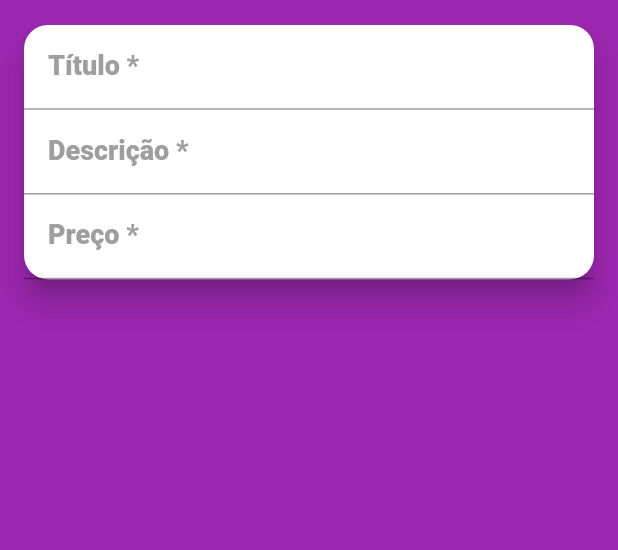
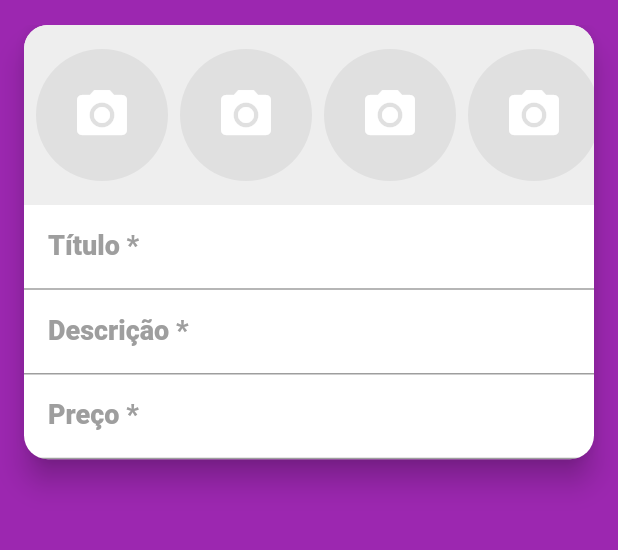
Before and after one commit to scorpaust/xlo_spark, a Flutter app: the screen it shows after launch, swiped to page 2, on a phone screen of 412 x 824 dp, the part 59-609 px from its top. Run offline on Flutter 3.47's test engine with Material 2 defaults, Android fonts, the phone set to English and light mode, and no system bars; our stand-ins replace flutter_mobx, get_it, image_picker, mobx, parse_server_sdk_flutter; missing offline and left inert: connectivity_plus_web, image_picker_for_web, package_info_plus_web, shared_preferences_web; generated files the repository leaves out were written again.

Commit message:
Campo de seleção de imagens

```diff
--- a/lib/generated_plugin_registrant.dart
+++ b/lib/generated_plugin_registrant.dart
@@ -6,6 +6,7 @@
 // ignore_for_file: lines_longer_than_80_chars
 
 import 'package:connectivity_plus_web/connectivity_plus_web.dart';
+import 'package:image_picker_for_web/image_picker_for_web.dart';
 import 'package:package_info_plus_web/package_info_plus_web.dart';
 import 'package:shared_preferences_web/shared_preferences_web.dart';
 
@@ -14,6 +15,7 @@ import 'package:flutter_web_plugins/flutter_web_plugins.dart';
 // ignore: public_member_api_docs
 void registerPlugins(Registrar registrar) {
   ConnectivityPlusPlugin.registerWith(registrar);
+  ImagePickerPlugin.registerWith(registrar);
   PackageInfoPlugin.registerWith(registrar);
   SharedPreferencesPlugin.registerWith(registrar);
   registrar.registerMessageHandler();
--- /dev/null
+++ b/lib/screens/create/components/images_field.dart
@@ -0,0 +1,51 @@
+import 'dart:io';
+
+import 'package:flutter/cupertino.dart';
+import 'package:flutter/material.dart';
+import 'package:xlo_spark/screens/create/components/image_source_modal.dart';
+
+class ImagesField extends StatelessWidget {
+  const ImagesField({Key? key}) : super(key: key);
+
+  @override
+  Widget build(BuildContext context) {
+    return Container(
+      color: Colors.grey[200],
+      height: 120,
+      child: ListView.builder(
+        scrollDirection: Axis.horizontal,
+        itemCount: 5,
+        itemBuilder: (_, index) {
+          return Padding(
+            padding: const EdgeInsets.fromLTRB(8, 8, 0, 8),
+            child: GestureDetector(
+              onTap: () {
+                if (Platform.isAndroid) {
+                  showModalBottomSheet(
+                      context: context, builder: (_) => ImageSourceModal());
+                } else {
+                  showCupertinoModalPopup(
+                      context: context, builder: (_) => ImageSourceModal());
+                }
+              },
+              child: CircleAvatar(
+                radius: 44,
+                backgroundColor: Colors.grey[300],
+                child: Column(
+                  mainAxisAlignment: MainAxisAlignment.center,
+                  children: const [
+                    Icon(
+                      Icons.camera_alt,
+                      size: 40,
+                      color: Colors.white,
+                    ),
+                  ],
+                ),
+              ),
+            ),
+          );
+        },
+      ),
+    );
+  }
+}
--- a/lib/screens/create/create_screen.dart
+++ b/lib/screens/create/create_screen.dart
@@ -1,6 +1,8 @@
 import 'package:flutter/material.dart';
 import 'package:flutter/services.dart';
 import 'package:xlo_spark/components/custom_drawer/custom_drawer.dart';
+
+import 'components/images_field.dart';
 
 class CreateScreen extends StatelessWidget {
   @override
@@ -20,11 +22,13 @@ class CreateScreen extends StatelessWidget {
         centerTitle: true,
       ),
       body: Card(
+          clipBehavior: Clip.antiAlias,
           margin: const EdgeInsets.symmetric(horizontal: 16),
           elevation: 8,
           shape:
               RoundedRectangleBorder(borderRadius: BorderRadius.circular(16)),
           child: Column(mainAxisSize: MainAxisSize.min, children: [
+            const ImagesField(),
             TextFormField(
               decoration: const InputDecoration(
                 labelText: 'Título *',
--- a/pubspec.yaml
+++ b/pubspec.yaml
@@ -38,6 +38,7 @@ dependencies:
   mobx: ^2.0.6+1
   flutter_mobx: ^2.0.4
   get_it: ^7.2.0
+  image_picker: 0.8.5+3
 
 dev_dependencies:
   flutter_test:
```
Also changed, not shown: lib/screens/create/components/image_source_modal.dart (added, +75 -0 lines).
